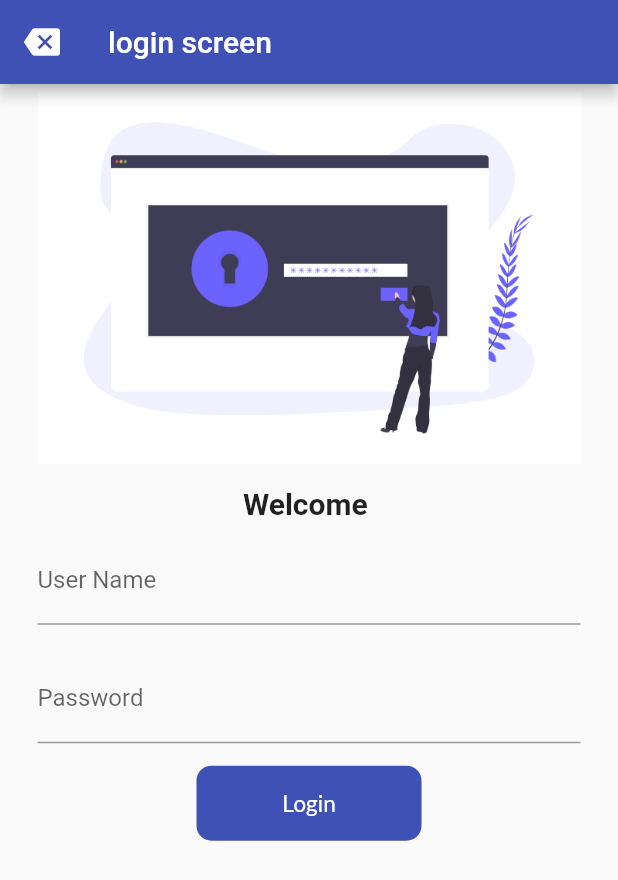
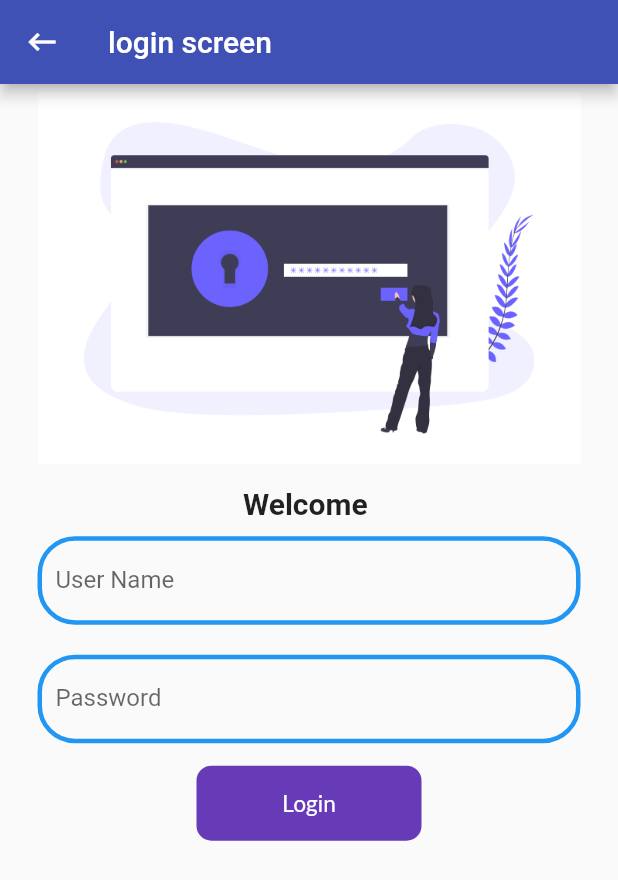
Before and after one commit to AbdurRehman-coder/codepure_crashCourse, a Flutter app: the screen it shows after launch, on a phone screen of 412 x 824 dp. Shown: the top 880 px of the screen. Run offline on Flutter 3.47's test engine with Material 2 defaults, Android fonts, the phone set to English and light mode, and no system bars; our stand-ins replace google_fonts.

```diff
--- a/lib/Pages/loginPage.dart
+++ b/lib/Pages/loginPage.dart
@@ -1,4 +1,3 @@
-
 import 'package:crash_course/utils/routes.dart';
 import 'package:flutter/cupertino.dart';
 import 'package:flutter/material.dart';
@@ -12,13 +11,24 @@ class LoginScreen extends StatefulWidget {
 class _LoginScreenState extends State<LoginScreen> {
   String user_name = '';
   bool ifChange = false;
+
+  final _keyform = GlobalKey<FormState>();
+
+  moveToHome(BuildContext context) async {
+    if (_keyform.currentState!.validate()) {
+      setState(() {
+        ifChange = true;
+      });
+      await Future.delayed(Duration(seconds: 1));
+      await Navigator.pushNamed(context, MyRoutes.homeScreenRoute);
+    }
+  }
+
   @override
   Widget build(BuildContext context) {
-
-
     return Scaffold(
       appBar: AppBar(
-        leading: Icon(Icons.backspace),
+        leading: Icon(Icons.keyboard_backspace),
         title: Text('login screen'),
       ),
       body: SingleChildScrollView(
@@ -40,22 +50,40 @@ class _LoginScreenState extends State<LoginScreen> {
               SizedBox(
                 height: 10,
               ),
-              Column(children: [
+              Column(
+                children: [
                   TextFormField(
                     decoration: InputDecoration(
                       hintText: ('enter user name'),
                       labelText: ('User Name'),
-
+                      enabledBorder: OutlineInputBorder(
+                        borderSide: BorderSide(
+                          width: 3.0,
+                          color: Colors.blue
+                        ),
+                        borderRadius: BorderRadius.circular(25),
+                      ),
                       focusedBorder: OutlineInputBorder(
+                        borderSide: BorderSide(width: 3,
+                        color: Colors.deepPurple),
                         borderRadius: BorderRadius.circular(40),
-
                       ),
                     ),
-                  onChanged: (value){
+                    validator: (value){
+
+                      if(value != null){
+                        return 'enter the user name';
+                      }
+                      else {
+                        return null;
+                      }
+                    },
+                    onChanged: (value) {
                       setState(() {
                         user_name = value;
                       });
                     },
+
                   ),
                   SizedBox(
                     height: 20,
@@ -65,32 +93,49 @@ class _LoginScreenState extends State<LoginScreen> {
                     decoration: InputDecoration(
                         hintText: 'enter password',
                         labelText: 'Password',
-                      fillColor: Colors.black26,
+                        enabledBorder: OutlineInputBorder(
+                          borderSide: BorderSide(width: 3,
+                          color: Colors.blue),
+                          borderRadius: BorderRadius.circular(25)
+                        ),
                         focusedBorder: OutlineInputBorder(
+                          borderSide: BorderSide(width: 3,
+                          color: Colors.deepPurple),
                           borderRadius: BorderRadius.circular(40),
-                      )),
                         ),
-              ],),
+                    ),
+                    validator: (value){
+                      if(value != null){
+                        return 'Please enter password';
+                      }
+                      else if(value!.length<6){
+                        return 'password length must be at least 6';
+                      }
+                      else
+                        return null;
+                      },
+                  ),
+                ],
+              ),
               SizedBox(
                 height: 15,
               ),
-
-              InkWell(
-                onTap: () async {
-                  setState(() {
-                    ifChange = true;
-                  });
-                  await Future.delayed(Duration(seconds: 1));
-                  Navigator.pushNamed(context, MyRoutes.homeScreenRoute);
+              Material(
+                color: Colors.deepPurple,
+                borderRadius: BorderRadius.circular(ifChange ? 50 : 10),
+                child: InkWell(
+                onTap: (){
+                moveToHome(context);
                 },
                   child: AnimatedContainer(
                     duration: Duration(seconds: 1),
                     curve: Curves.fastOutSlowIn,
-                  width: ifChange? 40 : 150,
+                    width: ifChange ? 40 : 150,
                     height: 50,
-                  child: ifChange? Icon(
-                    Icons.done
-                  ) : Text('Login',
+                    child: ifChange
+                        ? Icon(Icons.done)
+                        : Text(
+                            'Login',
                             style: GoogleFonts.lato(
                               fontSize: 15,
                               fontWeight: FontWeight.w500,
@@ -98,29 +143,9 @@ class _LoginScreenState extends State<LoginScreen> {
                             ),
                           ),
                     alignment: Alignment.center,
-             decoration: BoxDecoration(
-                 color: Colors.indigo,
-                 borderRadius: BorderRadius.circular(ifChange? 50 : 10),
-
-
-
-
-             ),
-
-
-
-
                   ),
                 ),
-
-
-
-              // ElevatedButton(
-              //   onPressed: (){
-              //     Navigator.pushNamed(context, MyRoutes.homeScreenRoute);
-              //   },
-              //   child: Text('Login'),
-              // ),
+              ),
             ],
           ),
         ),
```
Lines whose indentation alone changed are shown as unchanged.
